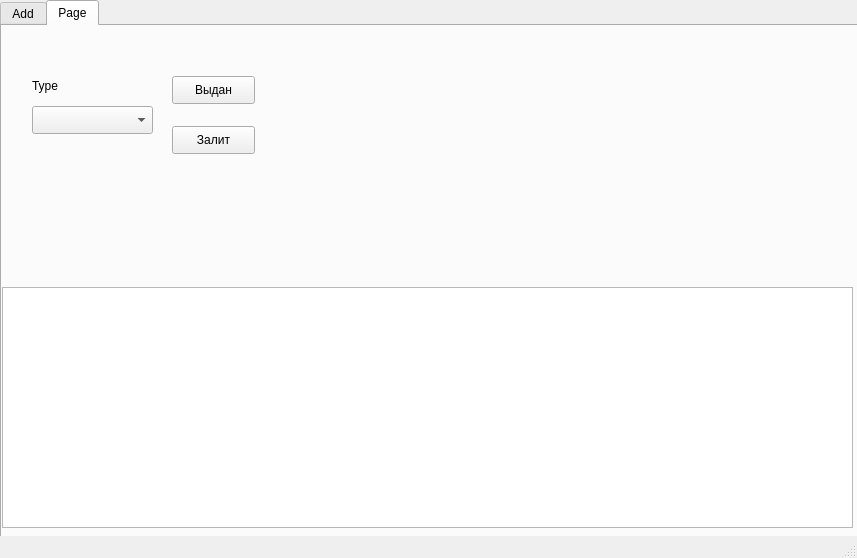
This is src/mainwindow.ui in Partunaks/request_manager as Qt 5 draws it before an edit. The edited form follows.
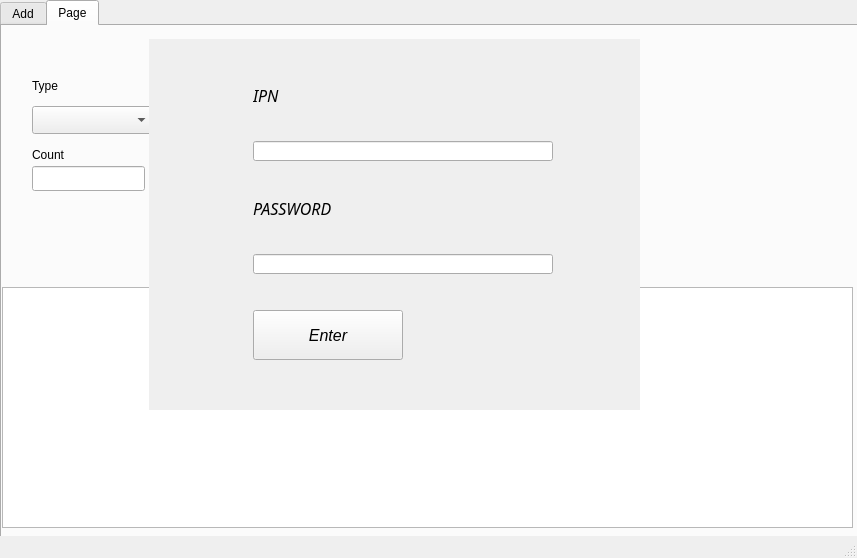
This is the edited form.

Commit message: Created Query for Store DB

What changed in the file:
```diff
--- a/src/mainwindow.ui
+++ b/src/mainwindow.ui
@@ -305,6 +305,29 @@
        <string>Залит</string>
       </property>
      </widget>
+     <widget class="QLineEdit" name="le_count_eq">
+      <property name="geometry">
+       <rect>
+        <x>30</x>
+        <y>140</y>
+        <width>113</width>
+        <height>25</height>
+       </rect>
+      </property>
+     </widget>
+     <widget class="QLabel" name="label_6">
+      <property name="geometry">
+       <rect>
+        <x>30</x>
+        <y>120</y>
+        <width>54</width>
+        <height>17</height>
+       </rect>
+      </property>
+      <property name="text">
+       <string>Count</string>
+      </property>
+     </widget>
     </widget>
    </widget>
    <widget class="QWidget" name="widget" native="true">
@@ -486,8 +509,6 @@
      </layout>
     </widget>
    </widget>
-   <zorder>widget</zorder>
-   <zorder>tabWidget</zorder>
   </widget>
   <widget class="QStatusBar" name="statusBar"/>
  </widget>
```
The commit also changes 1 other file.
